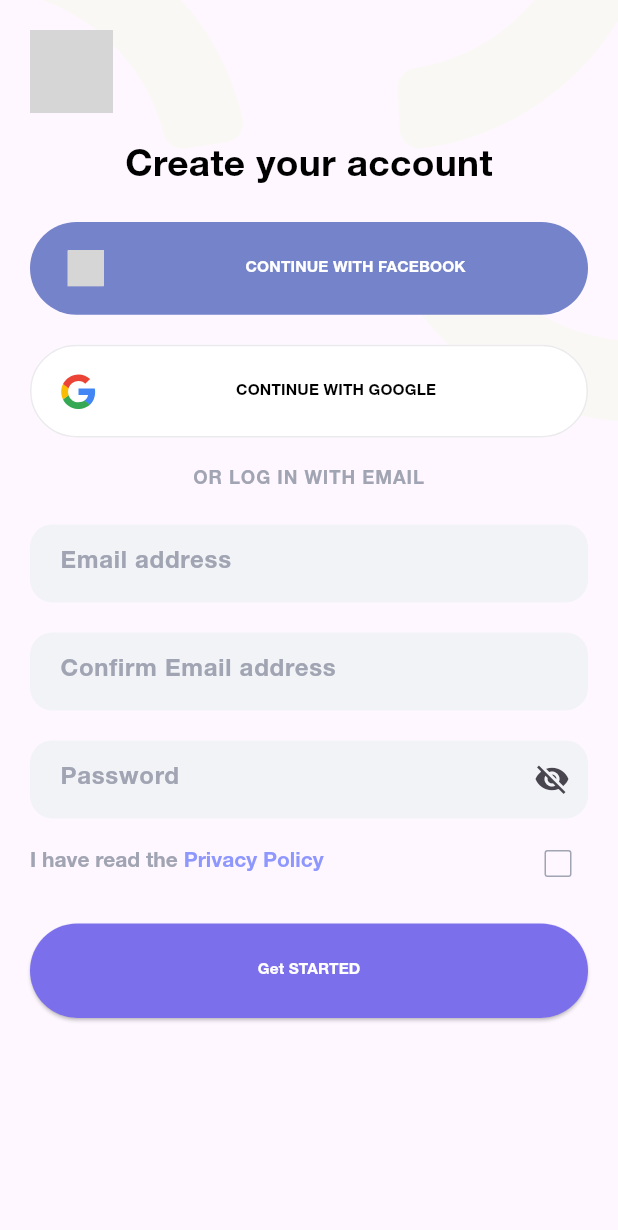
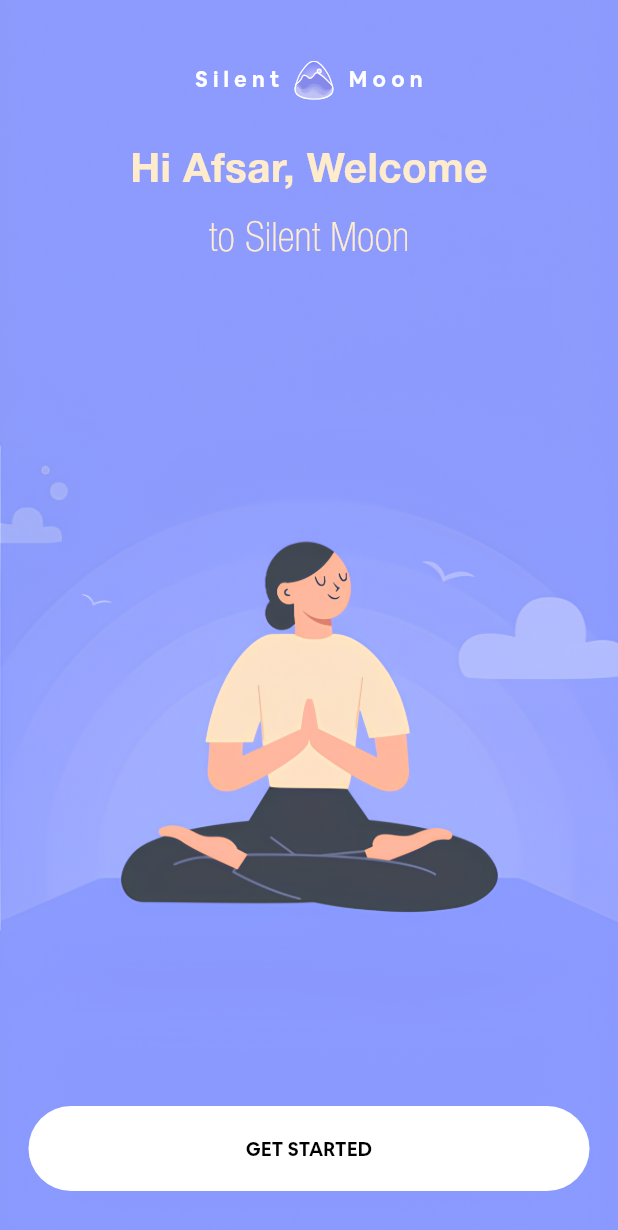
Before and after one commit to Ahmadsaad1133/sleep_app, a Flutter app: the SignUnPage screen opened directly, after a tap on "Get STARTED", on a phone screen of 412 x 824 dp. Shown: the top 1230 px of the screen. Run offline on Flutter 3.47's test engine with Material 3 defaults, Android fonts, the phone set to English and light mode, and no system bars; our stand-ins replace flutter_svg; grey boxes are pictures that could not be loaded.

Commit message:
Initial commit

```diff
--- a/lib/views/home_page/home_page.dart
+++ b/lib/views/home_page/home_page.dart
@@ -94,7 +94,7 @@
                       style: TextStyle(
                         fontSize: getFontSize(30),
                         fontFamily: 'HelveticaNeue',
-                        fontWeight: FontWeight.w400,
+                        fontWeight: FontWeight.w700,
                         height: 1.35,
                       ),
                       textAlign: TextAlign.center,
@@ -144,7 +144,7 @@
                         style: TextStyle(
                           fontSize: getFontSize(14),
                           fontFamily: 'HelveticaNeue',
-                          fontWeight: FontWeight.w400,
+                          fontWeight: FontWeight.w700,
                           height: 1.08,
                           letterSpacing: 0.7 * scale,
                           color: const Color(0xFFA1A4B2),
@@ -155,7 +155,7 @@
                             style: TextStyle(
                               fontSize: getFontSize(14),
                               fontFamily: 'HelveticaNeue',
-                              fontWeight: FontWeight.w400,
+                              fontWeight: FontWeight.w700,
                               height: 1.08,
                               letterSpacing: 0.7 * scale,
                               color: const Color(0xFF8E97FD),
--- a/lib/views/sign_up/sign_up_page.dart
+++ b/lib/views/sign_up/sign_up_page.dart
@@ -1,5 +1,6 @@
 import 'package:flutter/material.dart';
 import 'package:flutter_svg/flutter_svg.dart';
+import '/views/welcome_page/welcome_page.dart'; // <-- Update this to your actual path
 
 class SignUnPage extends StatefulWidget {
   const SignUnPage({Key? key}) : super(key: key);
@@ -202,7 +203,7 @@
                             materialTapTargetSize: MaterialTapTargetSize.shrinkWrap,
                             checkColor: Colors.white,
                             activeColor: const Color(0xFF8E97FD),
-                            side: BorderSide(color: const Color(0xFFA1A4B2)),
+                            side: const BorderSide(color: Color(0xFFA1A4B2)),
                             value: _acceptedPolicy,
                             onChanged: (val) => setState(() => _acceptedPolicy = val ?? false),
                           ),
@@ -213,7 +214,12 @@
                     SizedBox(
                       height: loginButtonHeight,
                       child: ElevatedButton(
-                        onPressed: () {},
+                        onPressed: () {
+                          Navigator.push(
+                            context,
+                            MaterialPageRoute(builder: (_) => const WelcomePage()),
+                          );
+                        },
                         style: ElevatedButton.styleFrom(
                           backgroundColor: const Color(0xFF7B6FEC),
                           shape: RoundedRectangleBorder(
--- /dev/null
+++ b/lib/views/welcome_page/welcome_page.dart
@@ -0,0 +1,140 @@
+import 'package:flutter/material.dart';
+import 'package:flutter_svg/flutter_svg.dart';
+
+class WelcomePage extends StatelessWidget {
+  const WelcomePage({Key? key}) : super(key: key);
+
+  @override
+  Widget build(BuildContext context) {
+    final screenWidth = MediaQuery.of(context).size.width;
+
+    double getResponsiveSize(double baseSize) {
+      if (screenWidth < 360) return baseSize * 0.8;
+      if (screenWidth < 480) return baseSize * 0.9;
+      if (screenWidth < 600) return baseSize;
+      return baseSize * 1.1;
+    }
+
+    double getButtonFontSize() => getResponsiveSize(14.0);
+
+    return Scaffold(
+      body: Stack(
+        children: [
+          DecoratedBox(
+            position: DecorationPosition.background,
+            decoration: const BoxDecoration(
+              image: DecorationImage(
+                image: AssetImage('assets/images/WelcomeImage.png'),
+                fit: BoxFit.cover,
+              ),
+            ),
+            child: const SizedBox.expand(),
+          ),
+
+          SafeArea(
+            child: Padding(
+              padding: const EdgeInsets.symmetric(horizontal: 16.0),
+              child: Column(
+                children: [
+                  const SizedBox(height: 30),
+
+                  Padding(
+                    padding: const EdgeInsets.only(top: 10.0),
+                    child: Row(
+                      mainAxisAlignment: MainAxisAlignment.center,
+                      children: [
+                        Text(
+                          'Silent',
+                          style: TextStyle(
+                            fontFamily: 'AirbnbCereal',
+                            fontWeight: FontWeight.w700,
+                            fontSize: getResponsiveSize(16.0),
+                            color: Colors.white,
+                            letterSpacing: 0.24 * getResponsiveSize(16.0),
+                          ),
+                        ),
+                        const SizedBox(width: 8),
+                        SvgPicture.asset(
+                          'assets/images/logo2.svg',
+                          width: getResponsiveSize(30.0),
+                          height: getResponsiveSize(30.0),
+                        ),
+                        const SizedBox(width: 8),
+                        Text(
+                          'Moon',
+                          style: TextStyle(
+                            fontFamily: 'AirbnbCereal',
+                            fontWeight: FontWeight.w700,
+                            fontSize: getResponsiveSize(16.0),
+                            color: Colors.white,
+                            letterSpacing: 0.24 * getResponsiveSize(16.0),
+                          ),
+                        ),
+                      ],
+                    ),
+                  ),
+
+                  const SizedBox(height: 30),
+                  Text(
+                    'Hi Afsar, Welcome',
+                    textAlign: TextAlign.center,
+                    style: TextStyle(
+                      fontFamily: 'HelveticaNeueBold',
+                      fontSize: getResponsiveSize(30.0),
+                      fontWeight: FontWeight.w700,
+                      color: const Color(0xFFFFECCC),
+                      height: 1.37,
+                      letterSpacing: 0.01 * getResponsiveSize(30.0),
+                    ),
+                  ),
+                  const SizedBox(height: 4),
+                  Text(
+                    'to Silent Moon',
+                    textAlign: TextAlign.center,
+                    style: TextStyle(
+                      fontFamily: 'HelveticaNeueRegular',
+                      fontSize: getResponsiveSize(30.0),
+                      fontWeight: FontWeight.w400,
+                      color: const Color(0xFFFFECCC),
+                      letterSpacing: 0.01 * getResponsiveSize(30.0),
+                    ),
+                  ),
+
+                  const Spacer(),
+
+                  SizedBox(
+                    width: screenWidth > 390 ? 374 : double.infinity,
+                    height: getResponsiveSize(63.0),
+                    child: ElevatedButton(
+                      onPressed: () {
+                        // TODO: Handle button press
+                      },
+                      style: ElevatedButton.styleFrom(
+                        backgroundColor: Colors.white,
+                        foregroundColor: Colors.black,
+                        shape: RoundedRectangleBorder(
+                          borderRadius: BorderRadius.circular(38),
+                        ),
+                        elevation: 0,
+                      ),
+                      child: Text(
+                        'GET STARTED',
+                        style: TextStyle(
+                          fontFamily: 'AirbnbCereal',
+                          fontWeight: FontWeight.w700,
+                          fontSize: getButtonFontSize(),
+                        ),
+                      ),
+                    ),
+                  ),
+
+                  const SizedBox(height: 30),
+                ],
+              ),
+            ),
+          ),
+        ],
+      ),
+    );
+  }
+}
```
Also changed, not shown: pubspec.yaml (+9 -1 lines), assets/fonts/HelveticaNeueLTStd-Rg.ttf (added), assets/images/WelcomeImage.png (added), assets/images/logo2.svg (added).
